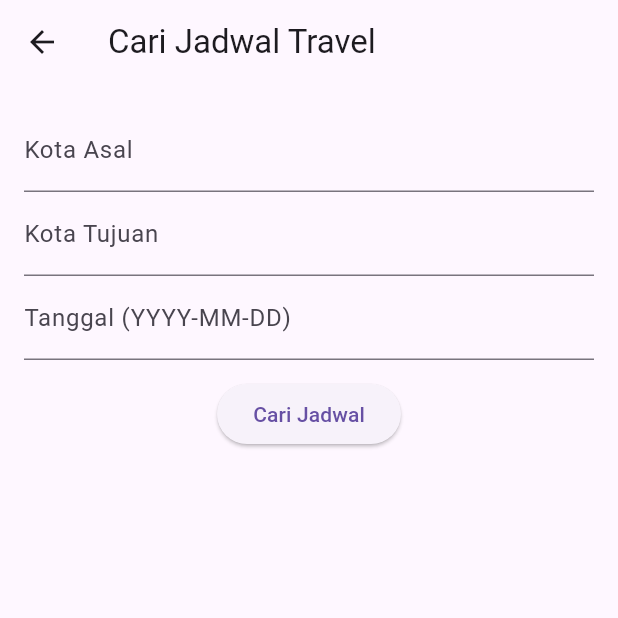
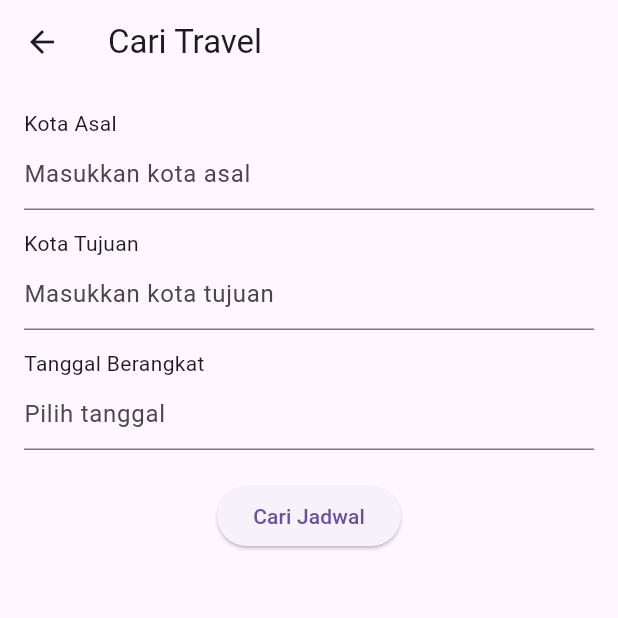
Before and after one commit to RamaSandhy/TravelKita, a Flutter app: the SearchPage screen opened directly, on a phone screen of 412 x 824 dp, the top half of it. Run offline on Flutter 3.47's test engine with Material 3 defaults, Android fonts, the light colour scheme and no system bars; our stand-ins replace flutter_bloc.

Commit message:
perbaikan banyakkkkk

```diff
--- a/lib/features/travel/presentation/pages/search_page.dart
+++ b/lib/features/travel/presentation/pages/search_page.dart
@@ -1,78 +1,33 @@
 import 'package:flutter/material.dart';
-import 'package:flutter_bloc/flutter_bloc.dart';
-import '../../bloc/jadwal_bloc.dart';
-import '../../data/repositories/jadwal_repository.dart';
-import '../../domain/entities/jadwal_travel.dart';
 
 class SearchPage extends StatelessWidget {
   const SearchPage({super.key});
 
   @override
   Widget build(BuildContext context) {
-    final TextEditingController asalController = TextEditingController();
-    final TextEditingController tujuanController = TextEditingController();
-    final TextEditingController tanggalController = TextEditingController();
-
-    return BlocProvider(
-      create: (context) => JadwalBloc(JadwalRepository()),
-      child: Scaffold(
-        appBar: AppBar(title: const Text('Cari Jadwal Travel')),
+    return Scaffold(
+      appBar: AppBar(title: const Text('Cari Travel')),
       body: Padding(
         padding: const EdgeInsets.all(16.0),
         child: Column(
+          crossAxisAlignment: CrossAxisAlignment.start,
           children: [
-              TextField(
-                controller: asalController,
-                decoration: const InputDecoration(labelText: 'Kota Asal'),
-              ),
-              TextField(
-                controller: tujuanController,
-                decoration: const InputDecoration(labelText: 'Kota Tujuan'),
-              ),
-              TextField(
-                controller: tanggalController,
-                decoration: const InputDecoration(labelText: 'Tanggal (YYYY-MM-DD)'),
-              ),
+            const Text('Kota Asal'),
+            const TextField(decoration: InputDecoration(hintText: 'Masukkan kota asal')),
             const SizedBox(height: 12),
-              ElevatedButton(
-                onPressed: () {
-                  context.read<JadwalBloc>().add(
-                    SearchJadwal(
-                      asalController.text,
-                      tujuanController.text,
-                      tanggalController.text,
-                    ),
-                  );
-                },
+            const Text('Kota Tujuan'),
+            const TextField(decoration: InputDecoration(hintText: 'Masukkan kota tujuan')),
+            const SizedBox(height: 12),
+            const Text('Tanggal Berangkat'),
+            const TextField(decoration: InputDecoration(hintText: 'Pilih tanggal')),
+            const SizedBox(height: 20),
+            Center(
+              child: ElevatedButton(
+                onPressed: () {},
                 child: const Text('Cari Jadwal'),
               ),
-              const SizedBox(height: 16),
-              Expanded(
-                child: BlocBuilder<JadwalBloc, JadwalState>(
-                  builder: (context, state) {
-                    if (state is JadwalLoading) {
-                      return const Center(child: CircularProgressIndicator());
-                    } else if (state is JadwalLoaded) {
-                      return ListView.builder(
-                        itemCount: state.results.length,
-                        itemBuilder: (context, index) {
-                          final jadwal = state.results[index];
-                          return ListTile(
-                            title: Text('${jadwal.asal} → ${jadwal.tujuan}'),
-                            subtitle: Text('${jadwal.tanggal} - ${jadwal.jam}'),
-                            trailing: Text('Rp${jadwal.harga}'),
-                          );
-                        },
-                      );
-                    } else if (state is JadwalError) {
-                      return Center(child: Text(state.message));
-                    }
-                    return const SizedBox();
-                  },
-                ),
-              ),
+            )
           ],
-          ),
         ),
       ),
     );
--- a/lib/main.dart
+++ b/lib/main.dart
@@ -1,5 +1,5 @@
 import 'package:flutter/material.dart';
-import 'travelkita/features/travel/presentation/pages/home_page.dart';
+import 'features/travel/presentation/pages/home_page.dart';
 
 void main() {
   runApp(const TravelKitaApp());
```
Also changed, not shown: lib/features/travel/presentation/pages/home_page.dart (+156 -0 lines), lib/assets/images/gunung.jpeg (added). Lines whose indentation alone changed are shown as unchanged.
